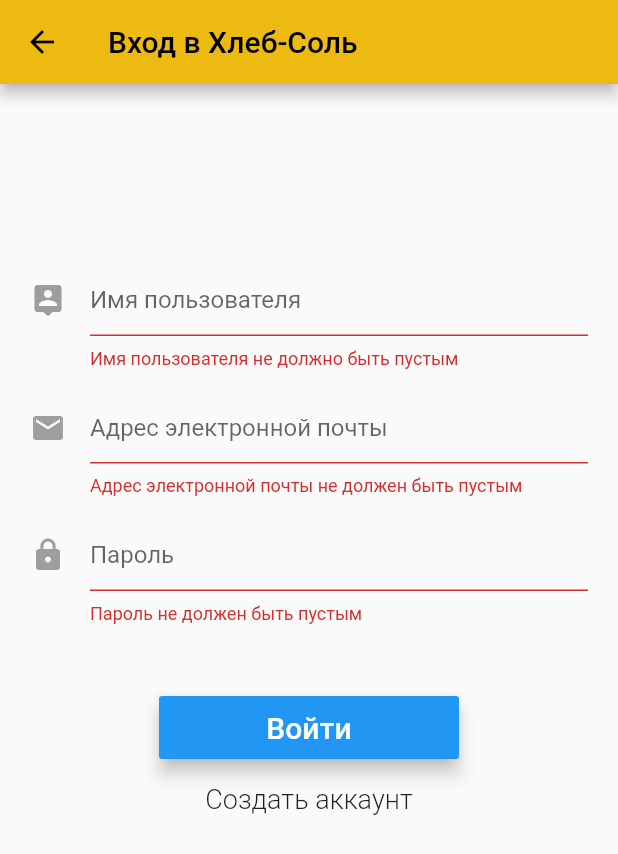
After one commit to VladMak/hs_flutter, a Flutter app: the LoginSignupPage screen opened directly, after a tap on "Войти", on a phone screen of 412 x 824 dp. The commit adds this screen. Shown: the top 854 px of the screen. Run offline on Flutter 3.47's test engine with Material 2 defaults, Android fonts, the light colour scheme and no system bars; our stand-ins replace barcode_widget, carousel_slider, url_launcher_web; missing offline and left inert: barcode, postgres, yandex_mapkit.

Commit message:
Логин страница

```diff
--- /dev/null
+++ b/lib/contollers/AuthController.dart
@@ -0,0 +1,5 @@
+class User{
+
+  static bool loggedIn = false;
+  static String username = "Гость";
+}
--- a/lib/models/Api.dart
+++ b/lib/models/Api.dart
@@ -1,24 +1,24 @@
 import 'package:http/http.dart' as http;
 
 class Api {
-  Future<void> registration() async {
+  Future<void> registration({String name="Член", String email="xyu@123", String pswd="sdf"}) async {
     var url = Uri.parse('https://smmon.slata.com/getOrder/go.php');
 
     var response = await http.post(url,
         body:
-            '{"token":"jQw62fyzVbsmMzRGjhfsdgy67ashqyHyfgAGSQHSFXNXHASDFKL8fsd6sHSADFfsdns","id": "aecd49c9-70c3-4aef-8c68-ce5bc54005ad","name": "Член","card": "123124","email": "xyu@123", "password": "sdf", "enter": false}');
+            '{"token":"jQw62fyzVbsmMzRGjhfsdgy67ashqyHyfgAGSQHSFXNXHASDFKL8fsd6sHSADFfsdns","id": "aecd49c9-70c3-4aef-8c68-ce5bc54005ad","name": "$name","card": "123124","email": "$email", "password": "$pswd", "enter": false}');
     print('Response status: ${response.statusCode}');
     print('Response body: ${response.body}');
 
     //print(await http.read(Uri.parse('https://example.com/foobar.txt')));
   }
 
-  Future<void> login() async {
+  Future<void> login({String name="Член", String email="xyu@123", String pswd="sdf"}) async {
     var url = Uri.parse('https://smmon.slata.com/getOrder/go.php');
 
     var response = await http.post(url,
         body:
-            '{"token":"jQw62fyzVbsmMzRGjhfsdgy67ashqyHyfgAGSQHSFXNXHASDFKL8fsd6sHSADFfsdns","id": "aecd49c9-70c3-4aef-8c68-ce5bc54005ad","name": "Член","card": "123124","email": "xyu@123", "password": "sdf", "enter": true}');
+            '{"token":"jQw62fyzVbsmMzRGjhfsdgy67ashqyHyfgAGSQHSFXNXHASDFKL8fsd6sHSADFfsdns","id": "aecd49c9-70c3-4aef-8c68-ce5bc54005ad","name": "$name","card": "123124","email": "$email", "password": "$pswd", "enter": true}');
     print('Response status: ${response.statusCode}');
     print('Response body: ${response.body}');
 
--- /dev/null
+++ b/lib/models/User.dart
@@ -0,0 +1,5 @@
+class User{
+
+  static bool loggedIn = false;
+  static String username = "Гость";
+}
--- a/lib/views/Home.dart
+++ b/lib/views/Home.dart
@@ -3,6 +3,9 @@
 import 'package:myapp/contollers/BottomNavBarMenu.dart';
 import 'package:myapp/views/CarouselSalesView.dart';
 import 'package:myapp/models/Api.dart';
+import 'package:myapp/views/LoginSignupPage.dart';
+
+import '../main.dart';
 
 /*class Home extends StatefulWidget {
   const Home({Key? key}) : super(key: key);
@@ -63,6 +66,9 @@
             children: [
               ElevatedButton(
                   onPressed: () {
+                    Navigator.push(
+                        keyFragmentBody.currentContext as BuildContext,
+                        MaterialPageRoute(builder: (context) => LoginSignupPage()));
                     print("CHLEN");
                     var api = Api();
                     api.registration();
--- /dev/null
+++ b/lib/views/LoginSignupPage.dart
@@ -0,0 +1,245 @@
+import 'package:flutter/material.dart';
+
+import '../models/Api.dart';
+
+class LoginSignupPage extends StatefulWidget {
+  @override
+  State<StatefulWidget> createState() => new _LoginSignupPageState();
+}
+
+enum FormMode { LOGIN, SIGNUP }
+
+class _LoginSignupPageState extends State<LoginSignupPage> {
+  final _formKey = new GlobalKey<FormState>();
+
+  late String _email;
+  late String _password;
+  late String _name;
+  String _errorMessage = "";
+
+  // this will be used to identify the form to show
+  FormMode _formMode = FormMode.LOGIN;
+  bool _isIos = false;
+  bool _isLoading = false;
+
+  @override
+  Widget build(BuildContext context) {
+    return new Scaffold(
+      appBar: new AppBar(
+        iconTheme: IconThemeData(color: Colors.black),
+        title: new Text(
+          "Вход в Хлеб-Соль",
+          style: TextStyle(color: Colors.black),
+        ),
+        backgroundColor: Color.fromARGB(0xFF, 0xEC, 0xBA, 0x10),
+      ),
+      body: Padding(
+        padding: EdgeInsets.all(20),
+        child: Column(
+          children: <Widget>[
+            formWidget(),
+            loginButtonWidget(),
+            secondaryButton(),
+            errorWidget(),
+            progressWidget()
+          ],
+        ),
+      ),
+    );
+  }
+
+  Widget progressWidget() {
+    if (_isLoading) {
+      return Center(child: CircularProgressIndicator());
+    }
+    return Container(
+      height: 0.0,
+      width: 0.0,
+    );
+  }
+
+  Widget formWidget() {
+    return Form(
+      key: _formKey,
+      child: Column(
+        children: <Widget>[
+          _nameWidget(),
+          _emailWidget(),
+          _passwordWidget(),
+        ],
+      ),
+    );
+  }
+
+  Widget _nameWidget(){
+    return Padding(
+      padding: const EdgeInsets.fromLTRB(0.0, 100.0, 0.0, 0.0),
+      child: TextFormField(
+        maxLines: 1,
+        keyboardType: TextInputType.name,
+        autofocus: false,
+        decoration: new InputDecoration(
+            hintText: 'Имя пользователя',
+            icon: new Icon(
+              Icons.person_pin_rounded,
+              color: Colors.grey,
+            )),
+        validator: (value) => value!.isEmpty
+            ? 'Имя пользователя не должно быть пустым'
+            : null,
+        onSaved: (value) => _name = value!.trim(),
+      ),
+    );
+  }
+
+  Widget _emailWidget() {
+    return Padding(
+      padding: const EdgeInsets.fromLTRB(0.0, 15.0, 0.0, 0.0),
+      child: TextFormField(
+        maxLines: 1,
+        keyboardType: TextInputType.emailAddress,
+        autofocus: false,
+        decoration: new InputDecoration(
+            hintText: 'Адрес электронной почты',
+            icon: new Icon(
+              Icons.mail,
+              color: Colors.grey,
+            )),
+        validator: (value) => value!.isEmpty
+            ? 'Адрес электронной почты не должен быть пустым'
+            : null,
+        onSaved: (value) => _email = value!.trim(),
+      ),
+    );
+  }
+
+  Widget _passwordWidget() {
+    return Padding(
+      padding: const EdgeInsets.fromLTRB(0.0, 15.0, 0.0, 0.0),
+      child: new TextFormField(
+        maxLines: 1,
+        obscureText: true,
+        autofocus: false,
+        decoration: new InputDecoration(
+            hintText: 'Пароль',
+            icon: new Icon(
+              Icons.lock,
+              color: Colors.grey,
+            )),
+        validator: (value) =>
+            value!.isEmpty ? 'Пароль не должен быть пустым' : null,
+        onSaved: (value) => _password = value!.trim(),
+      ),
+    );
+  }
+
+  Widget loginButtonWidget() {
+    return new Padding(
+        padding: EdgeInsets.fromLTRB(0.0, 45.0, 0.0, 0.0),
+        child: new MaterialButton(
+          elevation: 5.0,
+          minWidth: 200.0,
+          height: 42.0,
+          color: Colors.blue,
+          child: _formMode == FormMode.LOGIN
+              ? new Text('Войти',
+                  style: new TextStyle(fontSize: 20.0, color: Colors.white))
+              : new Text('Регистрация',
+                  style: new TextStyle(fontSize: 20.0, color: Colors.white)),
+          onPressed: _validateAndSubmit,
+        ));
+  }
+
+  Widget secondaryButton() {
+    return new FlatButton(
+      child: _formMode == FormMode.LOGIN
+          ? new Text('Создать аккаунт',
+              style: new TextStyle(fontSize: 18.0, fontWeight: FontWeight.w300))
+          : new Text('Уже зарегестрированы? Войти',
+              style:
+                  new TextStyle(fontSize: 18.0, fontWeight: FontWeight.w300)),
+      onPressed: _formMode == FormMode.LOGIN ? showSignupForm : showLoginForm,
+    );
+  }
+
+  void showSignupForm() {
+    _formKey.currentState!.reset();
+    _errorMessage = "";
+    setState(() {
+      _formMode = FormMode.SIGNUP;
+    });
+  }
+
+  void showLoginForm() {
+    _formKey.currentState!.reset();
+    _errorMessage = "";
+    setState(() {
+      _formMode = FormMode.LOGIN;
+    });
+  }
+
+  Widget errorWidget() {
+    if (_errorMessage.length > 0 && _errorMessage != null) {
+      return new Text(
+        _errorMessage,
+        style: TextStyle(
+            fontSize: 13.0,
+            color: Colors.red,
+            height: 1.0,
+            fontWeight: FontWeight.w300),
+      );
+    } else {
+      return new Container(
+        height: 0.0,
+      );
+    }
+  }
+
+  bool _validateAndSave() {
+    final form = _formKey.currentState;
+    if (form!.validate()) {
+      form.save();
+      return true;
+    }
+    return false;
+  }
+
+  _validateAndSubmit() async {
+    setState(() {
+      _errorMessage = "";
+      _isLoading = true;
+    });
+    if (_validateAndSave()) {
+      String userId = "";
+      try {
+        if (_formMode == FormMode.LOGIN) {
+          Api api = Api();
+          api.login(name: _name, email: _email, pswd: _password);
+        } else {
+          Api api = Api();
+          api.registration(name: _name, email: _email, pswd: _password);
+        }
+        setState(() {
+          _isLoading = false;
+        });
+
+        if (userId.length > 0 && userId != null) {
+          //widget.onSignedIn();
+        }
+      } catch (e) {
+        setState(() {
+          _isLoading = false;
+          if (_isIos) {
+            //_errorMessage = e.details;
+          } else {
+            //_errorMessage = e.message;
+          }
+        });
+      }
+    } else {
+      setState(() {
+        _isLoading = false;
+      });
+    }
+  }
+}
```
